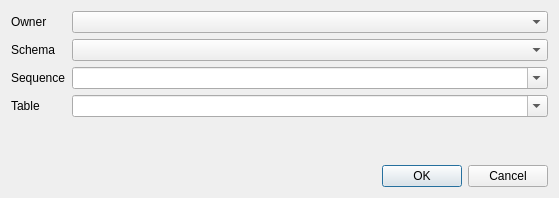
First picture: the form in GUI/pgdba_ddlgenplugin/dlgparametersequence.ui, repository marcotcal/PG-DBA-Tools, before the edit.
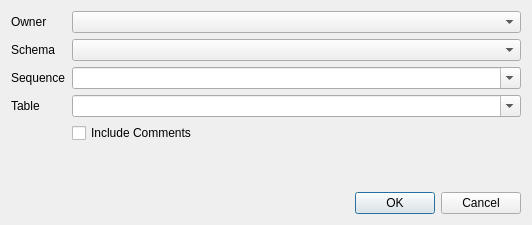
Second picture: the form after the edit.

```diff
--- a/GUI/pgdba_ddlgenplugin/dlgparametersequence.ui
+++ b/GUI/pgdba_ddlgenplugin/dlgparametersequence.ui
@@ -6,8 +6,8 @@
    <rect>
     <x>0</x>
     <y>0</y>
-    <width>559</width>
-    <height>198</height>
+    <width>532</width>
+    <height>225</height>
    </rect>
   </property>
   <property name="windowTitle">
@@ -64,6 +64,13 @@
        </property>
       </widget>
      </item>
+     <item row="4" column="1">
+      <widget class="QCheckBox" name="include_comments">
+       <property name="text">
+        <string>Include Comments</string>
+       </property>
+      </widget>
+     </item>
     </layout>
    </item>
    <item>
```
